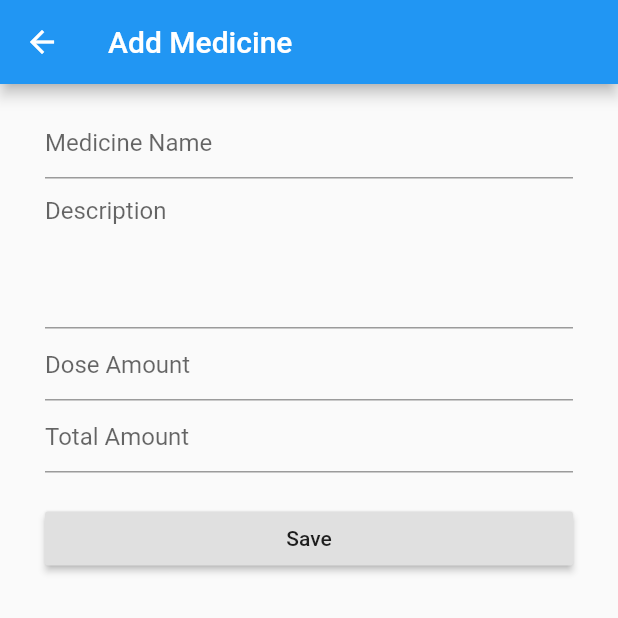
After one commit to max71126/Medicare, a Flutter app: the Homepage screen opened by its route, item 2 of the bottom bar chosen, after a tap on the "add" icon, on a phone screen of 412 x 824 dp, the top half of it. The commit adds this screen. Run offline on Flutter 3.47's test engine with Material 2 defaults, Android fonts, the phone set to English and light mode, and no system bars.

Commit message:
:construction: Under development

```diff
--- /dev/null
+++ b/lib/gui/add_medicine_page.dart
@@ -0,0 +1,57 @@
+///
+/// `add_medicine_page.dart`
+/// Class for medicine addition page GUI
+///
+
+import 'package:flutter/material.dart';
+
+class AddMedicinePage extends StatefulWidget {
+  final Function _refreshState;
+
+  AddMedicinePage(this._refreshState);
+
+  @override
+  State<StatefulWidget> createState() {
+    return _AddMedicinePageState();
+  }
+}
+
+class _AddMedicinePageState extends State<AddMedicinePage> {
+  @override
+  Widget build(BuildContext context) {
+    return Scaffold(
+      appBar: AppBar(
+        title: Text('Add Medicine'),
+      ),
+      body: Center(
+        child: ListView(
+          padding: EdgeInsets.only(left: 30.0, top: 15.0, right: 30.0, bottom: 15.0),
+          children: <Widget>[
+            // TODO: Completes form
+            TextFormField(
+              decoration: InputDecoration(hintText: 'Medicine Name'),
+            ),
+            TextFormField(
+              maxLines: 4,
+              decoration: InputDecoration(hintText: 'Description'),
+            ),
+            TextFormField(
+              decoration: InputDecoration(hintText: 'Dose Amount'),
+            ),
+            TextFormField(
+              decoration: InputDecoration(hintText: 'Total Amount'),
+            ),
+            SizedBox(height: 20.0),
+            RaisedButton(
+              child: Text('Save'),
+              onPressed: () {
+                widget._refreshState();
+                Navigator.pop(context);
+              },
+            ),
+          ],
+        ),
+      ),
+    );
+  }
+}
--- a/lib/gui/homepage.dart
+++ b/lib/gui/homepage.dart
@@ -4,6 +4,7 @@
 ///
 
 import 'package:flutter/material.dart';
+import 'package:mediccare/gui/add_medicine_page.dart';
 
 class Homepage extends StatefulWidget {
   @override
@@ -16,21 +17,90 @@ class _HomepageState extends State<Homepage> {
   int _currentIndex = 0;
 
   final List<Widget> _pages = <Widget>[
-    // TODO: Link pages
+    // TODO: Implements pages
+    Text('#0'),
     Text('#1'),
     Text('#2'),
     Text('#3'),
     Text('#4'),
     Text('#5'),
-    Text('#6'),
   ];
+
+  void _refreshState() {
+    // TODO: Implements method
+    setState(() {});
+  }
 
   @override
   Widget build(BuildContext context) {
+    final List<List<IconButton>> actions = <List<IconButton>>[
+      // Index 0 : Overview
+      <IconButton>[],
+
+      // Index 1 : Medicine
+      <IconButton>[
+        IconButton(
+          icon: Icon(Icons.add),
+          onPressed: () {
+            Navigator.push(
+              context,
+              MaterialPageRoute(builder: (context) => AddMedicinePage(_refreshState)),
+            );
+          },
+        ),
+      ],
+
+      // Index 2 : Appointment
+      <IconButton>[
+        IconButton(
+          icon: Icon(Icons.add),
+          onPressed: () {
+            Navigator.push(
+              context,
+              MaterialPageRoute(builder: (context) => null),
+              // TODO: Implements route
+            );
+          },
+        ),
+      ],
+
+      // Index 3 : Doctor
+      <IconButton>[
+        IconButton(
+          icon: Icon(Icons.add),
+          onPressed: () {
+            Navigator.push(
+              context,
+              MaterialPageRoute(builder: (context) => null),
+              // TODO: Implements route
+            );
+          },
+        ),
+      ],
+
+      // Index 4 : Hospital
+      <IconButton>[
+        IconButton(
+          icon: Icon(Icons.add),
+          onPressed: () {
+            Navigator.push(
+              context,
+              MaterialPageRoute(builder: (context) => null),
+              // TODO: Implements route
+            );
+          },
+        ),
+      ],
+
+      // Index 5 : Settings
+      <IconButton>[],
+    ];
+
     return Scaffold(
       appBar: AppBar(
         title: Text('MedicCare'),
         centerTitle: true,
+        actions: actions[this._currentIndex],
       ),
       body: this._pages[this._currentIndex],
       bottomNavigationBar: Theme(
```
Also changed, not shown: lib/core/session.dart (deleted, +0 -13 lines), 1 other file.
